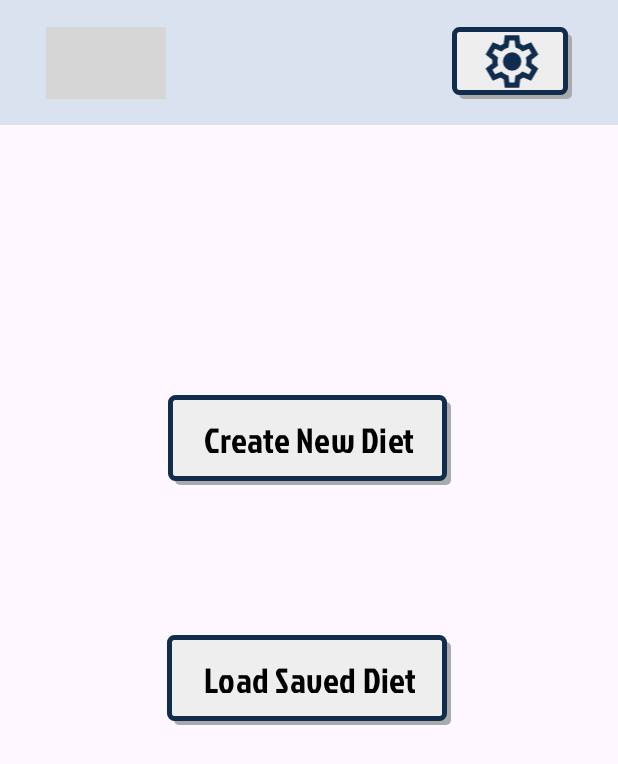
After one commit to lukegenova20/FitGuide-Group6-CSC436, an Android app built with Jetpack Compose: the layout activity_meals.xml on its own in the app's theme, with its tools: preview values and no code run, on a phone screen of 412 x 824 dp. The commit adds this screen. Shown: the top 764 px of the screen. Run offline under Robolectric (Android 15) with nearby library versions, the phone set to English and light mode, and no system bars; grey boxes are pictures that could not be loaded.

Commit message:
Alex Bug Push
Error with activity_meals

```diff
--- a/app/src/main/java/com/example/fitguide/DietActivity.java
+++ b/app/src/main/java/com/example/fitguide/DietActivity.java
@@ -17,6 +17,10 @@
 
 
 public class DietActivity extends AppCompatActivity {
-
-    private AppBarConfiguration appBarConfiguration;
+    @Override
+    protected void onCreate(Bundle savedInstanceState) {
+        super.onCreate(savedInstanceState);
+        setContentView(R.layout.activity_meals);
+    }
+        private AppBarConfiguration appBarConfiguration;
 }
--- /dev/null
+++ b/app/src/main/res/layout/activity_meals.xml
@@ -0,0 +1,87 @@
+<?xml version="1.0" encoding="utf-8"?>
+<androidx.constraintlayout.widget.ConstraintLayout
+    xmlns:android="http://schemas.android.com/apk/res/android"
+    xmlns:app="http://schemas.android.com/apk/res-auto"
+    xmlns:tools="http://schemas.android.com/tools"
+    android:id="@+id/main_layout"
+    android:layout_width="match_parent"
+    android:layout_height="match_parent"
+    tools:context=".DietActivity"
+    tools:layout_editor_absoluteX="1dp"
+    tools:layout_editor_absoluteY="1dp">
+
+    <androidx.constraintlayout.widget.ConstraintLayout
+        android:id="@+id/header"
+        android:layout_width="412dp"
+        android:layout_height="83dp"
+        android:background="@color/header_color"
+        app:layout_constraintEnd_toEndOf="parent"
+        app:layout_constraintStart_toStartOf="parent"
+        app:layout_constraintTop_toTopOf="parent">
+
+        <ImageButton
+            android:id="@+id/Dropdown"
+            android:layout_width="80dp"
+            android:layout_height="48dp"
+            android:layout_marginEnd="80dp"
+            android:adjustViewBounds="true"
+            android:background="@drawable/button_background"
+            android:contentDescription="@string/DropDown"
+            android:paddingBottom="4dp"
+            android:scaleType="fitCenter"
+            android:src="@drawable/menu"
+            app:layout_constraintBottom_toBottomOf="parent"
+            app:layout_constraintEnd_toStartOf="@+id/Settings"
+            app:layout_constraintStart_toStartOf="parent"
+            app:layout_constraintTop_toTopOf="parent"
+            app:tint="@color/icon_color" />
+
+        <ImageButton
+            android:id="@+id/Settings"
+            android:layout_width="80dp"
+            android:layout_height="48dp"
+            android:layout_marginStart="80dp"
+            android:adjustViewBounds="true"
+            android:background="@drawable/button_background"
+            android:contentDescription="@string/Settings"
+            android:paddingTop="2dp"
+            android:paddingBottom="4dp"
+            android:scaleType="fitCenter"
+            android:src="@drawable/settings_gear"
+            app:layout_constraintBottom_toBottomOf="parent"
+            app:layout_constraintEnd_toEndOf="parent"
+            app:layout_constraintStart_toEndOf="@+id/Dropdown"
+            app:layout_constraintTop_toTopOf="parent"
+            app:tint="@color/icon_color" />
+    </androidx.constraintlayout.widget.ConstraintLayout>
+
+    <Button
+        android:id="@+id/new_diet"
+        android:layout_width="wrap_content"
+        android:layout_height="60dp"
+        android:layout_marginTop="180dp"
+        android:background="@drawable/button_background"
+        android:fontFamily="@font/jockey_one"
+        android:text="@string/new_diet"
+        android:textColor="@color/black"
+        android:textSize="23sp"
+        app:backgroundTint="@null"
+        app:layout_constraintEnd_toEndOf="parent"
+        app:layout_constraintStart_toStartOf="parent"
+        app:layout_constraintTop_toBottomOf="@+id/header" />
+
+    <Button
+        android:id="@+id/load_workout"
+        android:layout_width="wrap_content"
+        android:layout_height="60dp"
+        android:layout_marginTop="100dp"
+        android:text="@string/load_diet"
+        android:textColor="@color/black"
+        android:fontFamily="@font/jockey_one"
+        android:textSize="23sp"
+        android:background="@drawable/button_background"
+        app:backgroundTint="@null"
+        app:layout_constraintEnd_toEndOf="parent"
+        app:layout_constraintStart_toStartOf="parent"
+        app:layout_constraintTop_toBottomOf="@+id/new_diet" />
+</androidx.constraintlayout.widget.ConstraintLayout>
--- a/app/src/main/res/values/strings.xml
+++ b/app/src/main/res/values/strings.xml
@@ -13,6 +13,8 @@
     <!-- Strings used for buttons -->
     <string name="new_workout">Create New Workout Routine</string>
     <string name="load_workout">Load Saved Workout Routine</string>
+    <string name="new_diet">Create New Diet</string>
+    <string name="load_diet">Load Saved Diet</string>
 
     <!-- Strings for workout routine styles -->
     <string name="routine_style_1">Use Specific Muscle Parts</string>
```
